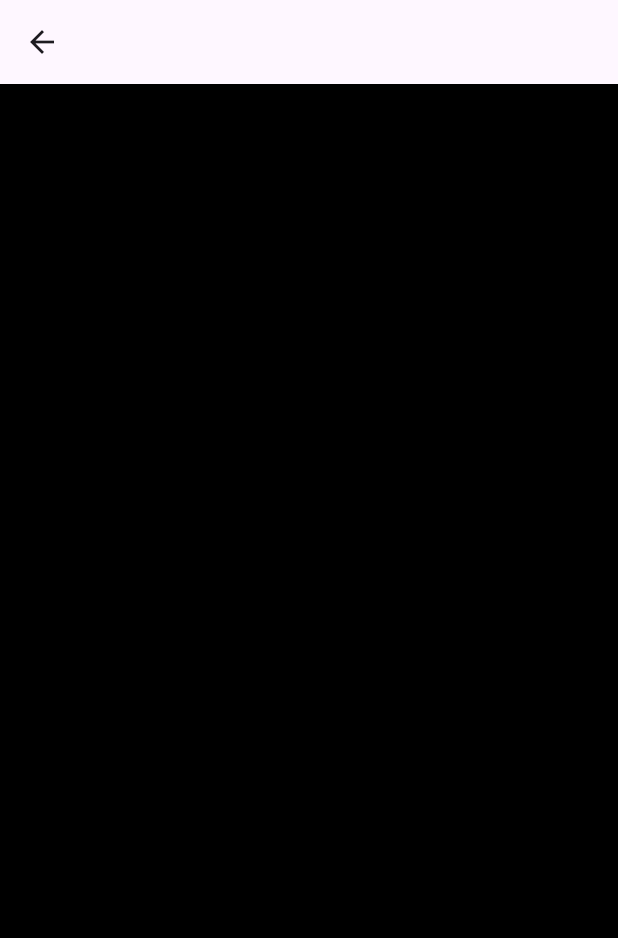
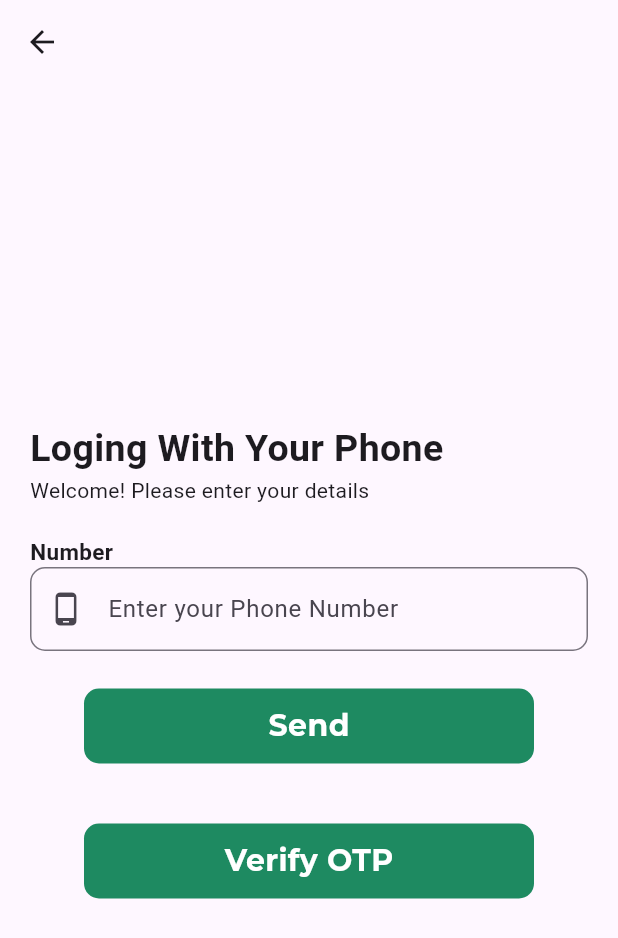
Before and after one commit to Rahma-kp/Medic-Bookig-App, a Flutter app: the PhoneAuthentication screen opened directly, on a phone screen of 412 x 824 dp. Shown: the top 938 px of the screen. Run offline on Flutter 3.47's test engine with Material 3 defaults, Android fonts, the phone set to English and light mode, and no system bars; our stand-ins replace carousel_slider, flutter_feather_icons, google_fonts, smooth_page_indicator; missing offline and left inert: enefty_icons.

Commit message:
seventh commit

```diff
--- a/lib/main.dart
+++ b/lib/main.dart
@@ -1,6 +1,7 @@
 import 'package:flutter/material.dart';
 import 'package:medic/controller/bottom_bar-provider.dart';
 import 'package:medic/controller/carousel_controller.dart';
+import 'package:medic/view/authenications/Phone_authentication.dart';
 import 'package:medic/view/authenications/login_screen.dart';
 import 'package:medic/view/doctor_listing_screen.dart';
 import 'package:medic/view/doctor_profile_screen.dart';
@@ -27,9 +28,6 @@ class MyApp extends StatelessWidget {
           theme: ThemeData(
             popupMenuTheme: PopupMenuThemeData(color:  Color.fromARGB(255, 28, 113, 76),)),
            home: BottomNavigation(),
-          // home: LoginScreen(),
-          // home: DoctorListScreen(),
-
           debugShowCheckedModeBanner: false,
         ));
   }
--- a/lib/view/appoinment_list_screen.dart
+++ b/lib/view/appoinment_list_screen.dart
@@ -71,7 +71,7 @@ class _AppoinmentListScreenState extends State<AppoinmentListScreen> {
                             height: 100,
                             width: 70,
                             decoration: BoxDecoration(
-                              color: Color.fromARGB(255, 81, 157, 81),
+                              color: Color.fromARGB(255, 38, 140, 101),
                               borderRadius: BorderRadius.circular(20),
                             ),
                             child: Center(
--- a/lib/view/appoinment_screen.dart
+++ b/lib/view/appoinment_screen.dart
@@ -35,9 +35,10 @@ class _AppoinmentScreenState extends State<AppoinmentScreen> {
   @override
   Widget build(BuildContext context) {
     return Scaffold(
-      appBar: AppBar(
+      appBar: AppBar(iconTheme: IconThemeData(color: Colors.white),
+        backgroundColor:  Color.fromARGB(255, 38, 140, 101),
         centerTitle: true,
-        title: Text("Appointment Booking"),
+        title: Text("Appointment Booking",style: TextStyle(color: Colors.white),),
       ),
       body: Column(
         mainAxisAlignment: MainAxisAlignment.start,
--- a/lib/view/authenications/Phone_authentication.dart
+++ b/lib/view/authenications/Phone_authentication.dart
@@ -1,13 +1,122 @@
 import 'package:flutter/cupertino.dart';
 import 'package:flutter/material.dart';
+import 'package:google_fonts/google_fonts.dart';
+import 'package:medic/widget/bottom_bar.dart';
 
-class PhoneAuthentication extends StatelessWidget {
-  const PhoneAuthentication({super.key});
+class PhoneAuthentication extends StatefulWidget {
+  const PhoneAuthentication ({super.key});
+
+  @override
+  _PhoneAuthenticationState createState() => _PhoneAuthenticationState();
+}
+
+class _PhoneAuthenticationState extends State<PhoneAuthentication> {
+  bool _showOTPField = false;
 
   @override
   Widget build(BuildContext context) {
-    return Scaffold(backgroundColor: Colors.black,
+    return Scaffold(
       appBar: AppBar(),
+      body: Center(
+        child: Padding(
+          padding: const EdgeInsets.all(20),
+          child: SingleChildScrollView(
+            child: Column(
+              crossAxisAlignment: CrossAxisAlignment.start,
+              children: [
+                Text(
+                  "Loging With Your Phone",
+                  style: TextStyle(fontSize: 25, fontWeight: FontWeight.bold),
+                ),
+                Text("Welcome! Please enter your details"),
+                SizedBox(height: 20,),
+                Text(
+                  "Number",
+                  style: TextStyle(fontWeight: FontWeight.bold, fontSize: 15),
+                ),
+                TextFormField(
+                  decoration: InputDecoration(
+                    prefixIcon: Icon(Icons.phone_android),
+                    hintText: "Enter your Phone Number",
+                    border: OutlineInputBorder(
+                      borderRadius: BorderRadius.circular(10),
+                    ),
+                  ),
+                ),
+                SizedBox(height: 25,),
+                Center(
+                  child: GestureDetector(
+                    onTap: () {
+                      setState(() {
+                        _showOTPField = true;
+                      });
+                    },
+                    child: Container(
+                      height: 50,
+                      width: 300,
+                      child: Center(
+                        child: Text(
+                          "Send",
+                          style: GoogleFonts.montserrat(
+                            color: Colors.white,
+                            fontSize: 20,
+                            fontWeight: FontWeight.bold,
+                          ),
+                        ),
+                      ),
+                      decoration: BoxDecoration(
+                        borderRadius: BorderRadius.circular(10),
+                        color: Color.fromARGB(255, 30, 138, 97),
+                      ),
+                    ),
+                  ),
+                ),
+                SizedBox(height: 20,),
+                if (_showOTPField) ...[
+                  Text(
+                    "Verification OTP",
+                    style: TextStyle(fontWeight: FontWeight.bold, fontSize: 15),
+                  ),
+                  TextFormField(
+                    decoration: InputDecoration(
+                      prefixIcon: Icon(Icons.lock),
+                      hintText: "Enter Verification OTP",
+                      border: OutlineInputBorder(
+                        borderRadius: BorderRadius.circular(10),
+                      ),
+                    ),
+                  ),
+                ],
+                SizedBox(height: 20,),
+                Center(
+                  child: GestureDetector(onTap: () {
+                    Navigator.of(context).push(MaterialPageRoute(builder: (context) =>BottomNavigation (),));
+                  },
+                    child: Container(
+                          height: 50,
+                          width: 300,
+                          child: Center(
+                            child: Text(
+                              "Verify OTP",
+                              style: GoogleFonts.montserrat(
+                                color: Colors.white,
+                                fontSize: 20,
+                                fontWeight: FontWeight.bold,
+                              ),
+                            ),
+                          ),
+                          decoration: BoxDecoration(
+                            borderRadius: BorderRadius.circular(10),
+                            color: Color.fromARGB(255, 30, 138, 97),
+                          ),
+                        ),
+                  ),
+                ),
+              ],
+            ),
+          ),
+        ),
+      ),
     );
   }
 }
--- a/lib/view/authenications/login_screen.dart
+++ b/lib/view/authenications/login_screen.dart
@@ -1,7 +1,9 @@
 import 'package:flutter/material.dart';
 import 'package:flutter/widgets.dart';
 import 'package:google_fonts/google_fonts.dart';
+import 'package:medic/view/authenications/Phone_authentication.dart';
 import 'package:medic/view/authenications/sign_up_screen.dart';
+import 'package:medic/widget/bottom_bar.dart';
 
 class LoginScreen extends StatelessWidget {
   const LoginScreen({super.key});
@@ -53,7 +55,7 @@ class LoginScreen extends StatelessWidget {
               SizedBox(height: 40,),
               Center(
                 child: GestureDetector(onTap: () {
-
+                  Navigator.of(context).push(MaterialPageRoute(builder: (context) =>BottomNavigation (),));
                 },
                   child: Container(
                     height: 50,
@@ -101,7 +103,7 @@ class LoginScreen extends StatelessWidget {
               SizedBox(height: 20,),
                Center(
                 child: GestureDetector(onTap: () {
-
+                  Navigator.of(context).push(MaterialPageRoute(builder: (context) =>PhoneAuthentication() ,));
                 },
                   child: Container(
                     height: 50,
--- a/lib/view/authenications/sign_up_screen.dart
+++ b/lib/view/authenications/sign_up_screen.dart
@@ -1,6 +1,8 @@
 import 'package:flutter/material.dart';
 import 'package:google_fonts/google_fonts.dart';
+import 'package:medic/view/authenications/Phone_authentication.dart';
 import 'package:medic/view/authenications/login_screen.dart';
+import 'package:medic/widget/bottom_bar.dart';
 
 class SignUpScreen extends StatelessWidget {
   const SignUpScreen({super.key});
@@ -63,7 +65,7 @@ class SignUpScreen extends StatelessWidget {
               SizedBox(height: 40,),
               Center(
                 child: GestureDetector(onTap: () {
-
+                  Navigator.of(context).push(MaterialPageRoute(builder: (context) =>BottomNavigation (),));
                 },
                   child: Container(
                     height: 50,
@@ -111,7 +113,7 @@ class SignUpScreen extends StatelessWidget {
               SizedBox(height: 20,),
                Center(
                 child: GestureDetector(onTap: () {
-
+                  Navigator.of(context).push(MaterialPageRoute(builder: (context) => PhoneAuthentication(),));
                 },
                   child: Container(
                     height: 50,
@@ -121,7 +123,7 @@ class SignUpScreen extends StatelessWidget {
                         mainAxisAlignment:  MainAxisAlignment.center,
                         children: [Icon(Icons.phone_android),
                           SizedBox(width: 10,),
-                          Text("Login with Google",style: GoogleFonts.montserrat(
+                          Text("Login with phone",style: GoogleFonts.montserrat(
                                     fontSize:15,
                                   ),),
                         ],
--- a/lib/view/doctor_listing_screen.dart
+++ b/lib/view/doctor_listing_screen.dart
@@ -15,7 +15,8 @@ class _DoctorListScreenState extends State<DoctorListScreen> {
   bool isSearching =false;
   Widget build(BuildContext context) {
     return Scaffold(
-      appBar: AppBar(backgroundColor: const Color.fromARGB(255, 231, 230, 227),
+      appBar: AppBar(iconTheme: IconThemeData(color: Colors.white),
+        backgroundColor: Color.fromARGB(255, 29, 141, 102),
       actions: [IconButton(onPressed: (){
         setState(() {
           isSearching=!isSearching;
--- a/lib/view/splash_screen.dart
+++ b/lib/view/splash_screen.dart
@@ -5,7 +5,7 @@ class SplashScreen extends StatelessWidget {
 
   @override
   Widget build(BuildContext context) {
-    return  Scaffold(backgroundColor:Color.fromARGB(255, 33, 186, 127),
+    return  Scaffold(backgroundColor: Color.fromARGB(255, 38, 140, 101),
       body: Column(children: [Image.asset("assets/medic.png"),
       Text("Medic",style: TextStyle(color: Colors.white),)],),);
   }
--- a/lib/widget/bottom_bar.dart
+++ b/lib/widget/bottom_bar.dart
@@ -70,7 +70,7 @@ class BottomNavigation extends StatelessWidget {
                 label: 'User',
               ),
             ],
-            indicatorColor:Color.fromARGB(255, 33, 186, 127),
+            indicatorColor: Color.fromARGB(255, 38, 140, 101),
             surfaceTintColor:Colors.white
           ),
         ),
--- a/pubspec.yaml
+++ b/pubspec.yaml
@@ -44,6 +44,7 @@ dependencies:
   shimmer_pro: ^0.0.6
   smooth_page_indicator: ^1.1.0
   booking_calendar: ^1.1.10
+  country_picker: ^2.0.25
 
 dev_dependencies:
   flutter_test:
```
Also changed, not shown: lib/view/payment_confirm_screen.dart (+28 -12 lines), pubspec.lock.
